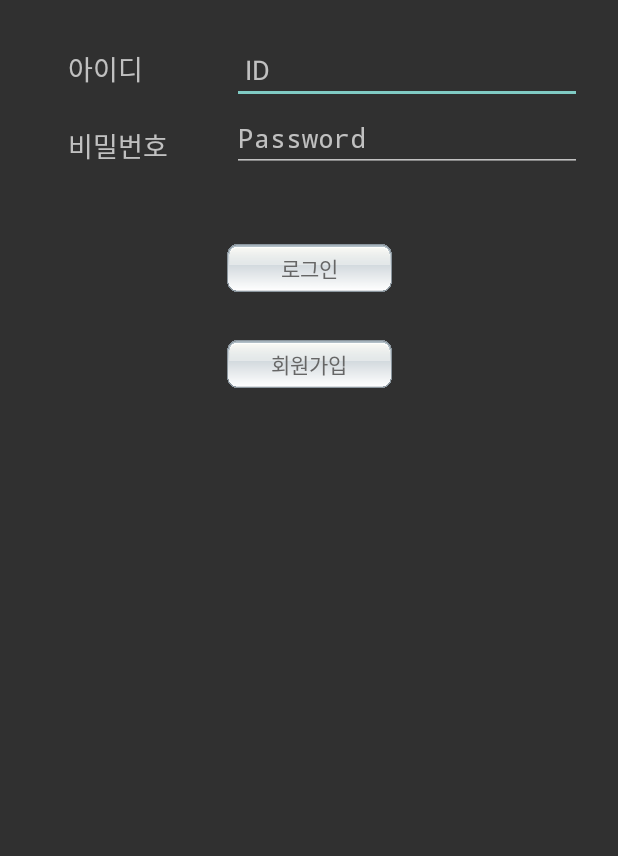
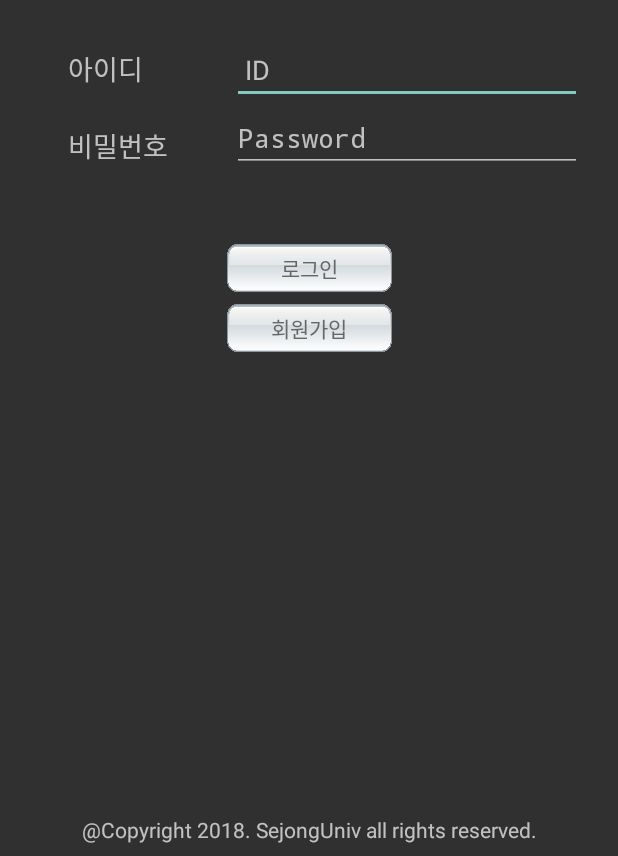
Before and after one commit to zojae031/DoorOpenService, an Android app: the screen it shows after launch (LoginActivity), on a phone screen of 412 x 824 dp, the part 380-1236 px from its top. Run offline under Robolectric (Android 15) with nearby library versions, the phone set to English and light mode, and no system bars.

Commit message:
All Complete Ver1.0

```diff
--- a/DoorOpenService/app/src/main/java/com/example/user/dooropenservice/app/Activity/MainActivity.java
+++ b/DoorOpenService/app/src/main/java/com/example/user/dooropenservice/app/Activity/MainActivity.java
@@ -176,7 +176,7 @@
 
         managerBtn = (Button) findViewById(R.id.manager);
 
-        if (userId.equals("adminn")) {
+        if (userId.equals("admin")) {
             managerBtn.setVisibility(View.VISIBLE);
         } else {
             managerBtn.setVisibility(View.INVISIBLE);
--- a/DoorOpenService/app/src/main/res/layout/activity_login.xml
+++ b/DoorOpenService/app/src/main/res/layout/activity_login.xml
@@ -64,19 +64,19 @@
         android:layout_width="110dp"
         android:layout_height="32dp"
         android:layout_gravity="center"
-        android:layout_marginBottom="8dp"
-        android:layout_marginEnd="8dp"
         android:layout_marginStart="8dp"
         android:layout_marginTop="8dp"
+        android:layout_marginEnd="8dp"
+        android:layout_marginBottom="8dp"
         android:background="@drawable/button"
         android:gravity="center"
         android:text="회원가입"
         android:textColor="#666666"
-        app:layout_constraintBottom_toBottomOf="parent"
+        app:layout_constraintBottom_toTopOf="@+id/copy"
         app:layout_constraintEnd_toEndOf="parent"
         app:layout_constraintStart_toStartOf="parent"
         app:layout_constraintTop_toBottomOf="@+id/button"
-        app:layout_constraintVertical_bias="0.074"
+        app:layout_constraintVertical_bias="0.0"
         tools:ignore="MissingConstraints" />
 
     <TextView
@@ -106,4 +106,16 @@
         app:layout_constraintTop_toBottomOf="@+id/textView2"
         tools:ignore="MissingConstraints" />
 
+    <TextView
+        android:id="@+id/copy"
+        android:layout_width="wrap_content"
+        android:layout_height="wrap_content"
+        android:layout_marginStart="8dp"
+        android:layout_marginEnd="8dp"
+        android:layout_marginBottom="8dp"
+        android:text="@Copyright 2018. SejongUniv all rights reserved."
+        app:layout_constraintBottom_toBottomOf="parent"
+        app:layout_constraintEnd_toEndOf="parent"
+        app:layout_constraintStart_toStartOf="parent" />
+
 </android.support.constraint.ConstraintLayout>
```
